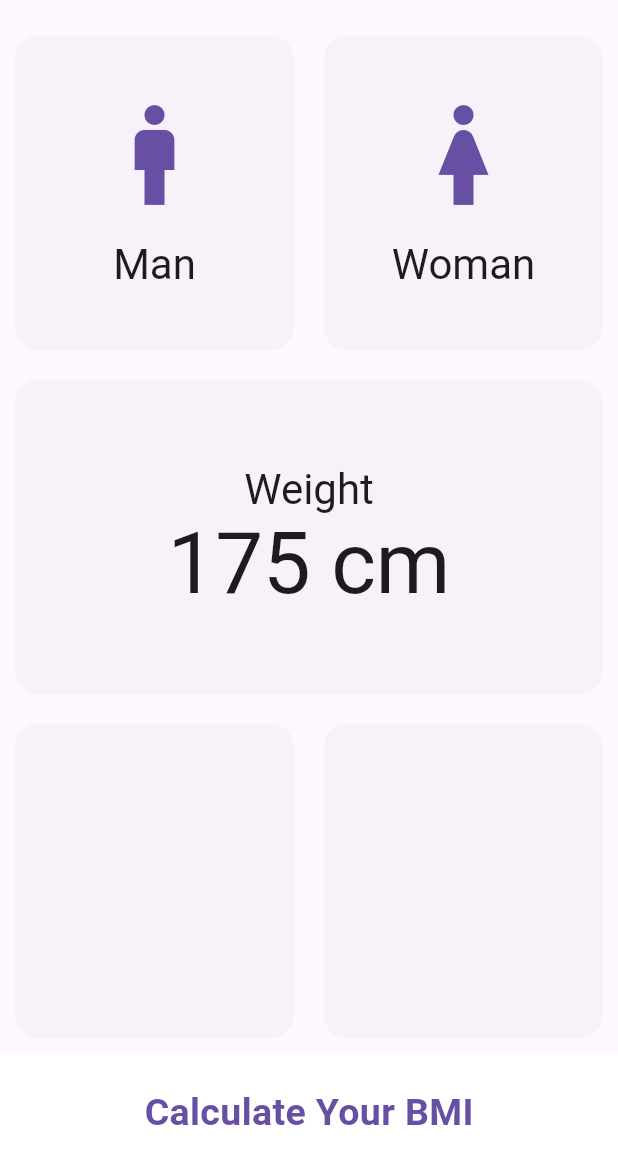
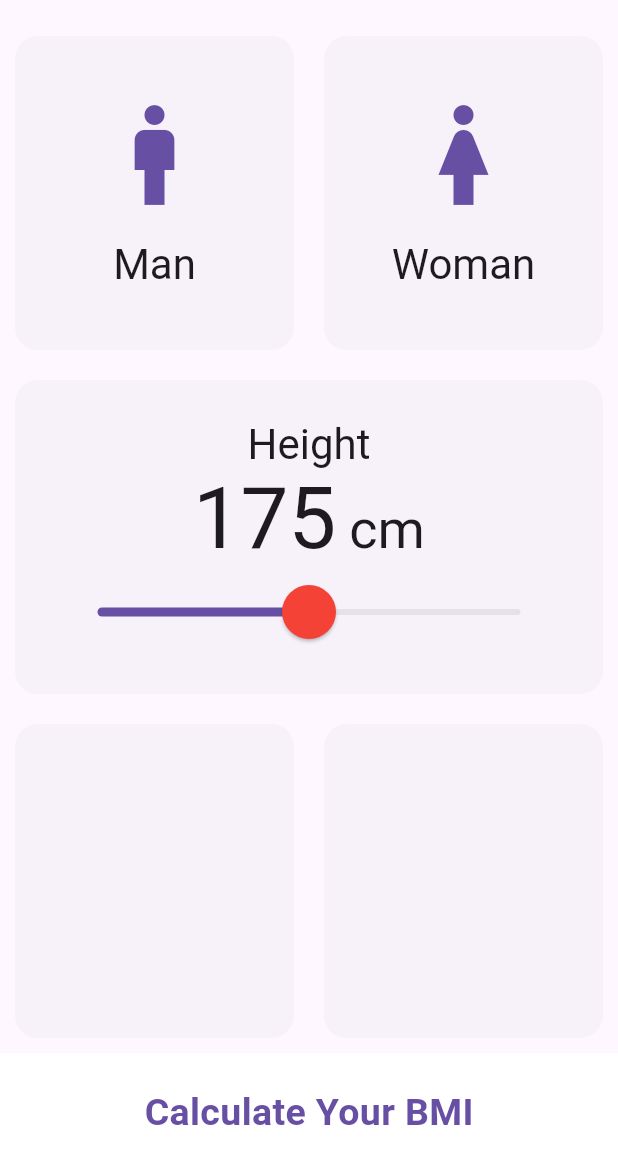
Before and after one commit to stiehle/bmi_calc, a Flutter app: the screen it shows after launch, on a phone screen of 412 x 824 dp, the part 63-1236 px from its top. Run offline on Flutter 3.47's test engine with Material 3 defaults, Android fonts, the phone set to English and light mode, and no system bars.

Commit message:
Add height slider with dynamic display in InputPage

```diff
--- a/lib/features/page/input_page.dart
+++ b/lib/features/page/input_page.dart
@@ -22,6 +22,7 @@ class _InputPageState extends State<InputPage> {
 
   bool cardManPressed = false;
   bool cardWomanPressed = false;
+  double sliderHeight = 175;
 
   void toggleCardsGender({required Gender gender}) {
     debugPrint('---->${gender.name}');
@@ -37,6 +38,12 @@ class _InputPageState extends State<InputPage> {
       gender == Gender.man
           ? {cardManPressed = !cardManPressed, cardWomanPressed = false}
           : {cardWomanPressed = !cardWomanPressed, cardManPressed = false};
+    });
+  }
+
+  void onChangedHight(double value) {
+    setState(() {
+      sliderHeight = value;
     });
   }
 
@@ -75,16 +82,52 @@ class _InputPageState extends State<InputPage> {
               cardChild: Column(
                 mainAxisAlignment: MainAxisAlignment.center,
                 children: [
-                  Center(
-                    child: Text(
-                      'Weight',
-                      style: Theme.of(context).textTheme.headlineMedium,
-                    ),
+                  Text(
+                    'Height',
+                    style: Theme.of(context).textTheme.headlineMedium,
                   ),
-                  Center(
-                    child: Text(
-                      '175 cm',
-                      style: Theme.of(context).textTheme.displayLarge,
+                  Row(
+                    mainAxisAlignment: MainAxisAlignment.center,
+                    crossAxisAlignment: CrossAxisAlignment.baseline,
+                    textBaseline: TextBaseline.alphabetic,
+                    children: [
+                      Text(
+                        sliderHeight.round().toString(),
+                        style: Theme.of(context).textTheme.displayLarge,
+                      ),
+                      Text(
+                        ' cm',
+                        style: Theme.of(context).textTheme.displaySmall,
+                      ),
+                    ],
+                  ),
+                  Padding(
+                    padding: const EdgeInsets.fromLTRB(25.0, 0.0, 25.0, 0.0),
+                    child: SliderTheme(
+                      data: SliderThemeData(
+                        thumbColor: Colors.red,
+                        thumbShape: const RoundSliderThumbShape(
+                          enabledThumbRadius: 18.0,
+                        ),
+                        overlayShape: const RoundSliderOverlayShape(
+                          overlayRadius: 30.0,
+                        ),
+                        // activeTrackColor: Colors.white,
+                        // inactiveTrackColor: Colors.grey,
+                        overlayColor: Theme.of(
+                          context,
+                        ).colorScheme.primary.withAlpha(80),
+                      ),
+                      child: Slider(
+                        value: sliderHeight,
+                        onChanged: onChangedHight,
+                        min: 100,
+                        max: 250,
+                        // activeColor: Theme.of(context).colorScheme.inversePrimary,
+                        // inactiveColor: Theme.of(
+                        //   context,
+                        // ).colorScheme.inverseSurface,
+                      ),
                     ),
                   ),
                 ],
```
